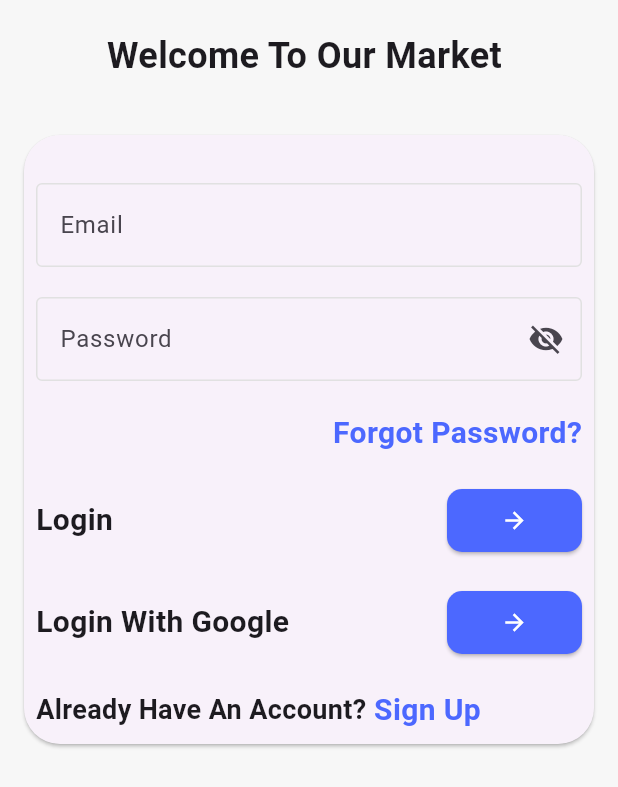
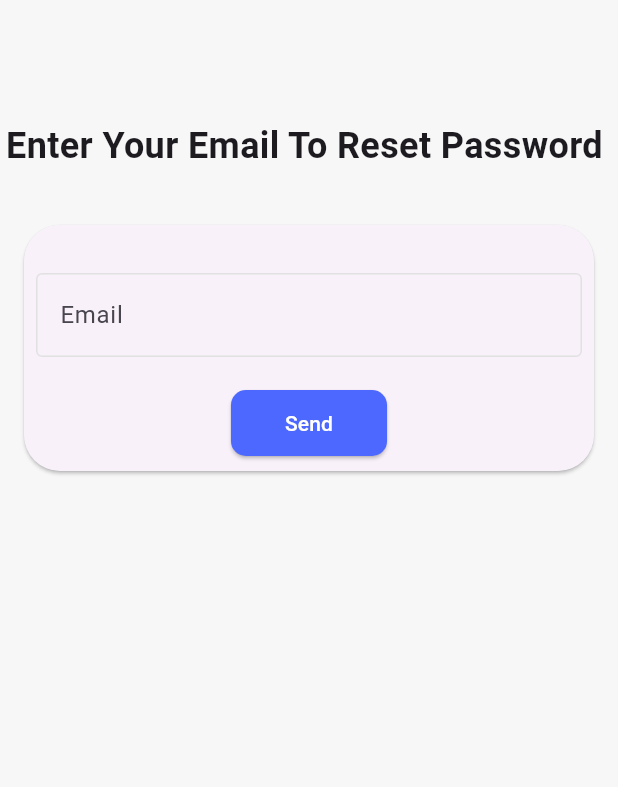
Before and after one commit to blalfayed/ecommerce_supabase, a Flutter app: the screen it shows after launch, after a tap on "Forgot Password?", on a phone screen of 412 x 824 dp. Shown: the top 787 px of the screen. Run offline on Flutter 3.47's test engine with Material 3 defaults, Android fonts, the light colour scheme and no system bars.

Commit message:
finish forgot view ui

```diff
--- /dev/null
+++ b/lib/core/functions/navigate_to.dart
@@ -0,0 +1,5 @@
+import 'package:flutter/material.dart';
+
+void navigateTo(BuildContext context, Widget view) {
+  Navigator.push(context, MaterialPageRoute(builder: (context) => view));
+}
--- /dev/null
+++ b/lib/views/auth/ui/forgot_view.dart
@@ -0,0 +1,55 @@
+import 'package:flutter/material.dart';
+
+import 'widgets/custom_elevated_btn.dart';
+import 'widgets/custom_text_field.dart';
+
+class ForgotView extends StatelessWidget {
+  const ForgotView({super.key});
+
+  @override
+  Widget build(BuildContext context) {
+    return Scaffold(
+      body: SafeArea(
+        child: Column(
+          children: [
+            const SizedBox(
+              height: 80,
+            ),
+            const Text(
+              'Enter Your Email To Reset Password ',
+              style: TextStyle(fontSize: 24, fontWeight: FontWeight.bold),
+            ),
+            const SizedBox(
+              height: 20,
+            ),
+            Card(
+              margin: const EdgeInsets.all(16),
+              shape: const RoundedRectangleBorder(
+                  borderRadius: BorderRadius.all(Radius.circular(24))),
+              child: Padding(
+                padding: const EdgeInsets.all(8.0),
+                child: Column(
+                  children: [
+                    const SizedBox(
+                      height: 24,
+                    ),
+                    const CustomTextFormField(
+                      labeltext: "Email",
+                    ),
+                    const SizedBox(
+                      height: 20,
+                    ),
+                    CustomBtn(
+                      text: 'Send',
+                      onTap: () {},
+                    ),
+                  ],
+                ),
+              ),
+            ),
+          ],
+        ),
+      ),
+    );
+  }
+}
--- a/lib/views/auth/ui/login_view.dart
+++ b/lib/views/auth/ui/login_view.dart
@@ -1,6 +1,9 @@
+import 'package:ecommerce_supabase/views/auth/ui/forgot_view.dart';
 import 'package:flutter/material.dart';
-
-import '../../../core/app_colors.dart';
+import '../../../core/functions/navigate_to.dart';
+import 'widgets/custom_row_with_arrow.dart';
+import 'widgets/custom_text_btn.dart';
+import 'widgets/custom_text_field.dart';
 
 class LoginView extends StatelessWidget {
   const LoginView({super.key});
@@ -8,11 +11,12 @@ class LoginView extends StatelessWidget {
   @override
   Widget build(BuildContext context) {
     return Scaffold(
-      body: SafeArea(
+      body: SingleChildScrollView(
+        child: SafeArea(
           child: Column(
             children: [
               const SizedBox(
-              height: 20,
+                height: 80,
               ),
               const Text(
                 'Welcome To Our Market ',
@@ -51,8 +55,10 @@ class LoginView extends StatelessWidget {
                       Row(
                         mainAxisAlignment: MainAxisAlignment.end,
                         children: [
-                        CustomTextButton(
-                          ontap: () {},
+                          CustomTextBtn(
+                            ontap: () {
+                              navigateTo(context, const ForgotView());
+                            },
                             text: 'Forgot Password?',
                           ),
                         ],
@@ -86,7 +92,7 @@ class LoginView extends StatelessWidget {
                           const SizedBox(
                             width: 5,
                           ),
-                        CustomTextButton(
+                          CustomTextBtn(
                             text: 'Sign Up',
                             ontap: () {},
                           )
@@ -99,97 +105,7 @@ class LoginView extends StatelessWidget {
             ],
           ),
         ),
-    );
-  }
-}
-
-class CustomRowWithArrowBtn extends StatelessWidget {
-  const CustomRowWithArrowBtn({
-    super.key,
-    required this.text,
-    this.onTap,
-  });
-  final String text;
-  final void Function()? onTap;
-  @override
-  Widget build(BuildContext context) {
-    return Row(
-      mainAxisAlignment: MainAxisAlignment.spaceBetween,
-      children: [
-        Text(
-          text,
-          style: const TextStyle(fontSize: 20, fontWeight: FontWeight.bold),
-        ),
-        ElevatedButton(
-            style: ElevatedButton.styleFrom(
-                backgroundColor: AppColors.kPrimaryColor,
-                foregroundColor: AppColors.kWhiteColor,
-                shape: RoundedRectangleBorder(
-                    borderRadius: BorderRadius.circular(10))),
-            onPressed: onTap,
-            child: const Padding(
-              padding: EdgeInsets.symmetric(vertical: 12, horizontal: 12),
-              child: Icon(Icons.arrow_forward),
-            ))
-      ],
-    );
-  }
-}
-
-class CustomTextButton extends StatelessWidget {
-  const CustomTextButton({
-    super.key,
-    required this.text,
-    this.ontap,
-  });
-  final String text;
-  final void Function()? ontap;
-  @override
-  Widget build(BuildContext context) {
-    return InkWell(
-      onTap: ontap,
-      child: Text(
-        text,
-        style: const TextStyle(
-            fontSize: 20,
-            fontWeight: FontWeight.bold,
-            color: AppColors.kPrimaryColor),
       ),
     );
   }
 }
-
-class CustomTextFormField extends StatelessWidget {
-  const CustomTextFormField({
-    super.key,
-    required this.labeltext,
-    this.suffIcon,
-    this.isSecured = false,
-  });
-  final String labeltext;
-  final Widget? suffIcon;
-  final bool isSecured;
-  @override
-  Widget build(BuildContext context) {
-    return TextFormField(
-      obscureText: isSecured,
-      validator: (value) {
-        if (value == null || value.isEmpty) {
-          return 'This Field is Required';
-        }
-        return null;
-      },
-      keyboardType: TextInputType.emailAddress,
-      decoration: InputDecoration(
-        suffixIcon: suffIcon,
-        labelText: labeltext,
-        border: const OutlineInputBorder(
-            borderSide: BorderSide(color: AppColors.kBordersideColor)),
-        enabledBorder: const OutlineInputBorder(
-            borderSide: BorderSide(color: AppColors.kBordersideColor)),
-        focusedBorder: const OutlineInputBorder(
-            borderSide: BorderSide(color: AppColors.kBordersideColor)),
-      ),
-    );
-  }
-}
--- /dev/null
+++ b/lib/views/auth/ui/widgets/custom_arrow_btn.dart
@@ -0,0 +1,27 @@
+import 'package:flutter/material.dart';
+
+import '../../../../core/app_colors.dart';
+
+class CustomArrowBtn extends StatelessWidget {
+  const CustomArrowBtn({
+    super.key,
+    required this.onTap,
+  });
+
+  final void Function()? onTap;
+
+  @override
+  Widget build(BuildContext context) {
+    return ElevatedButton(
+        style: ElevatedButton.styleFrom(
+            backgroundColor: AppColors.kPrimaryColor,
+            foregroundColor: AppColors.kWhiteColor,
+            shape: RoundedRectangleBorder(
+                borderRadius: BorderRadius.circular(10))),
+        onPressed: onTap,
+        child: const Padding(
+          padding: EdgeInsets.symmetric(vertical: 12, horizontal: 12),
+          child: Icon(Icons.arrow_forward),
+        ));
+  }
+}
--- /dev/null
+++ b/lib/views/auth/ui/widgets/custom_elevated_btn.dart
@@ -0,0 +1,27 @@
+import 'package:flutter/material.dart';
+
+import '../../../../core/app_colors.dart';
+
+class CustomBtn extends StatelessWidget {
+  const CustomBtn({
+    super.key,
+    required this.text,
+    this.onTap,
+  });
+  final String text;
+  final void Function()? onTap;
+  @override
+  Widget build(BuildContext context) {
+    return ElevatedButton(
+        style: ElevatedButton.styleFrom(
+            backgroundColor: AppColors.kPrimaryColor,
+            foregroundColor: AppColors.kWhiteColor,
+            shape: RoundedRectangleBorder(
+                borderRadius: BorderRadius.circular(10))),
+        onPressed: onTap,
+        child: Padding(
+          padding: const EdgeInsets.symmetric(vertical: 12, horizontal: 12),
+          child: Text(text),
+        ));
+  }
+}
--- /dev/null
+++ b/lib/views/auth/ui/widgets/custom_row_with_arrow.dart
@@ -0,0 +1,26 @@
+import 'package:flutter/material.dart';
+
+import 'custom_arrow_btn.dart';
+
+class CustomRowWithArrowBtn extends StatelessWidget {
+  const CustomRowWithArrowBtn({
+    super.key,
+    required this.text,
+    this.onTap,
+  });
+  final String text;
+  final void Function()? onTap;
+  @override
+  Widget build(BuildContext context) {
+    return Row(
+      mainAxisAlignment: MainAxisAlignment.spaceBetween,
+      children: [
+        Text(
+          text,
+          style: const TextStyle(fontSize: 20, fontWeight: FontWeight.bold),
+        ),
+        CustomArrowBtn(onTap: onTap)
+      ],
+    );
+  }
+}
--- /dev/null
+++ b/lib/views/auth/ui/widgets/custom_text_btn.dart
@@ -0,0 +1,26 @@
+import 'package:flutter/material.dart';
+
+import '../../../../core/app_colors.dart';
+
+class CustomTextBtn extends StatelessWidget {
+  const CustomTextBtn({
+    super.key,
+    required this.text,
+    this.ontap,
+  });
+  final String text;
+  final void Function()? ontap;
+  @override
+  Widget build(BuildContext context) {
+    return InkWell(
+      onTap: ontap,
+      child: Text(
+        text,
+        style: const TextStyle(
+            fontSize: 20,
+            fontWeight: FontWeight.bold,
+            color: AppColors.kPrimaryColor),
+      ),
+    );
+  }
+}
--- /dev/null
+++ b/lib/views/auth/ui/widgets/custom_text_field.dart
@@ -0,0 +1,38 @@
+import 'package:flutter/material.dart';
+
+import '../../../../core/app_colors.dart';
+
+class CustomTextFormField extends StatelessWidget {
+  const CustomTextFormField({
+    super.key,
+    required this.labeltext,
+    this.suffIcon,
+    this.isSecured = false,
+  });
+  final String labeltext;
+  final Widget? suffIcon;
+  final bool isSecured;
+  @override
+  Widget build(BuildContext context) {
+    return TextFormField(
+      obscureText: isSecured,
+      validator: (value) {
+        if (value == null || value.isEmpty) {
+          return 'This Field is Required';
+        }
+        return null;
+      },
+      keyboardType: TextInputType.emailAddress,
+      decoration: InputDecoration(
+        suffixIcon: suffIcon,
+        labelText: labeltext,
+        border: const OutlineInputBorder(
+            borderSide: BorderSide(color: AppColors.kBordersideColor)),
+        enabledBorder: const OutlineInputBorder(
+            borderSide: BorderSide(color: AppColors.kBordersideColor)),
+        focusedBorder: const OutlineInputBorder(
+            borderSide: BorderSide(color: AppColors.kBordersideColor)),
+      ),
+    );
+  }
+}
```
Lines whose indentation alone changed are shown as unchanged.
